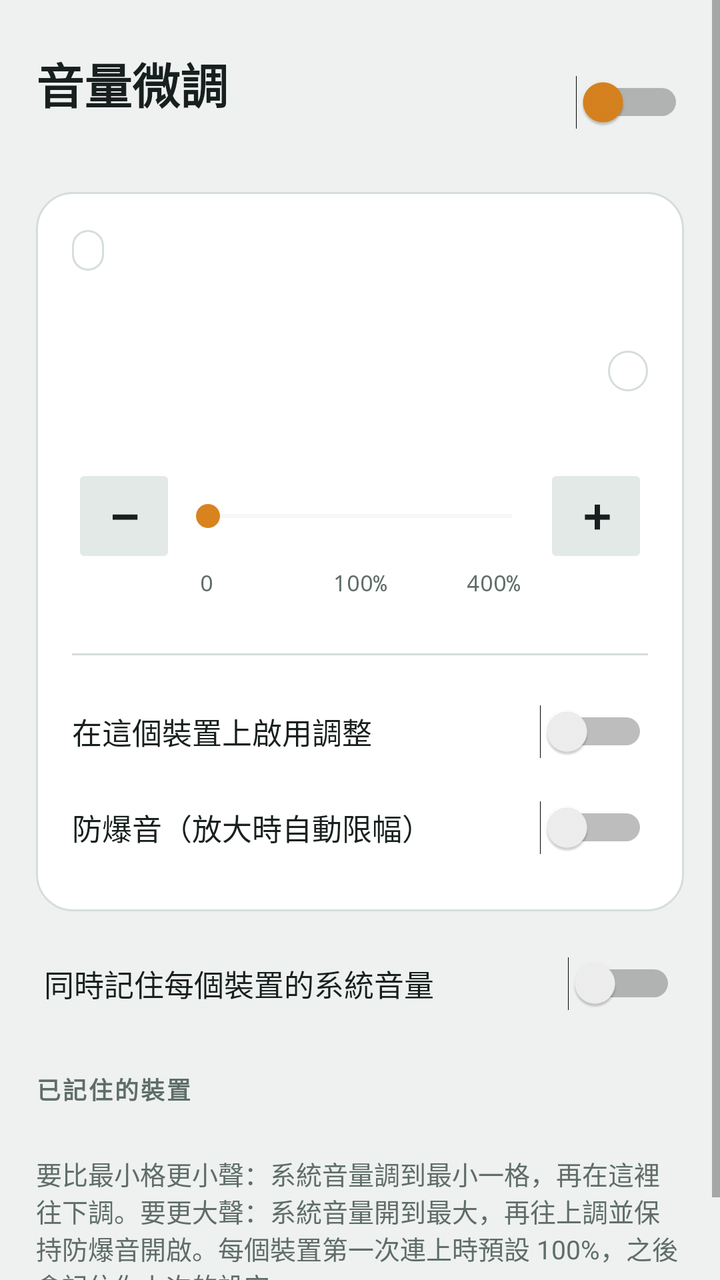
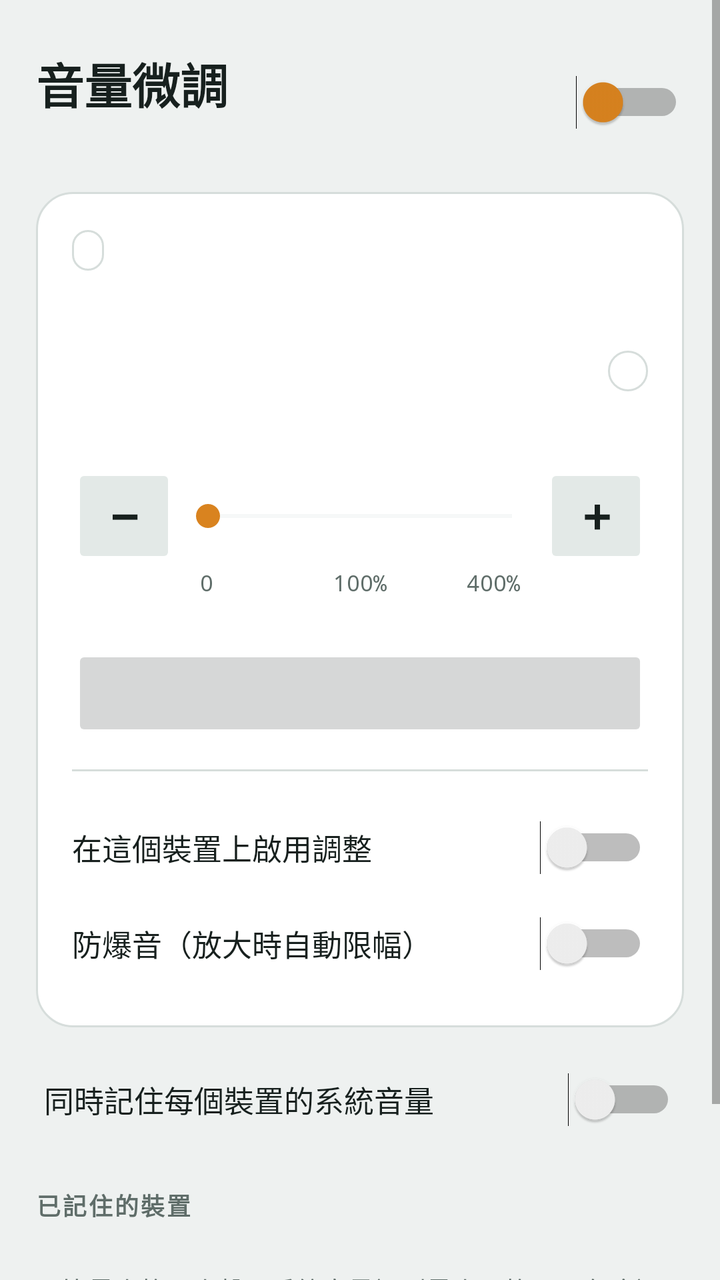

Two renders of the same Android screen: before a commit and after it. Below are the layout's source before the change and the commit's diff.
<!-- AndroidManifest.xml: application theme AppTheme -->
<!-- res/layout/activity_main.xml -->
<?xml version="1.0" encoding="utf-8"?>
<ScrollView xmlns:android="http://schemas.android.com/apk/res/android"
    android:layout_width="match_parent"
    android:layout_height="match_parent"
    android:background="@color/bg"
    android:fillViewport="true">

    <LinearLayout
        android:layout_width="match_parent"
        android:layout_height="wrap_content"
        android:orientation="vertical"
        android:paddingHorizontal="18dp"
        android:paddingTop="24dp"
        android:paddingBottom="32dp">

        
        <LinearLayout
            android:layout_width="match_parent"
            android:layout_height="wrap_content"
            android:gravity="center_vertical"
            android:orientation="horizontal">

            <LinearLayout
                android:layout_width="0dp"
                android:layout_height="wrap_content"
                android:layout_weight="1"
                android:orientation="vertical">

                <TextView
                    android:layout_width="wrap_content"
                    android:layout_height="wrap_content"
                    android:text="@string/app_name"
                    android:textColor="@color/fg"
                    android:textSize="24sp"
                    android:textStyle="bold" />

                <TextView
                    android:id="@+id/status"
                    android:layout_width="wrap_content"
                    android:layout_height="wrap_content"
                    android:textColor="@color/muted"
                    android:textSize="14sp" />
            </LinearLayout>

            <Switch
                android:id="@+id/serviceSwitch"
                android:layout_width="wrap_content"
                android:layout_height="wrap_content"
                android:minHeight="48dp"
                android:thumbTint="@color/accent" />
        </LinearLayout>

        <TextView
            android:id="@+id/compatNote"
            android:layout_width="match_parent"
            android:layout_height="wrap_content"
            android:layout_marginTop="12dp"
            android:background="@drawable/bg_note"
            android:padding="12dp"
            android:text="@string/compat_note"
            android:textColor="@color/fg"
            android:textSize="13sp"
            android:visibility="gone" />

        
        <LinearLayout
            android:layout_width="match_parent"
            android:layout_height="wrap_content"
            android:layout_marginTop="18dp"
            android:background="@drawable/bg_panel"
            android:orientation="vertical"
            android:padding="18dp">

            <LinearLayout
                android:layout_width="match_parent"
                android:layout_height="wrap_content"
                android:gravity="center_vertical"
                android:orientation="horizontal">

                <TextView
                    android:id="@+id/deviceKind"
                    android:layout_width="wrap_content"
                    android:layout_height="wrap_content"
                    android:background="@drawable/bg_chip"
                    android:paddingHorizontal="8dp"
                    android:paddingVertical="2dp"
                    android:textColor="@color/muted"
                    android:textSize="12sp" />

                <TextView
                    android:id="@+id/deviceName"
                    android:layout_width="0dp"
                    android:layout_height="wrap_content"
                    android:layout_marginStart="8dp"
                    android:layout_weight="1"
                    android:ellipsize="end"
                    android:maxLines="1"
                    android:textColor="@color/fg"
                    android:textSize="17sp"
                    android:textStyle="bold" />

                <TextView
                    android:id="@+id/backToCurrent"
                    android:layout_width="wrap_content"
                    android:layout_height="wrap_content"
                    android:minHeight="40dp"
                    android:gravity="center"
                    android:paddingHorizontal="8dp"
                    android:text="@string/back_to_current"
                    android:textColor="@color/accent"
                    android:textSize="13sp"
                    android:visibility="gone" />
            </LinearLayout>

            <TextView
                android:id="@+id/editingNote"
                android:layout_width="wrap_content"
                android:layout_height="wrap_content"
                android:layout_marginTop="4dp"
                android:text="@string/editing_other"
                android:textColor="@color/muted"
                android:textSize="12sp"
                android:visibility="gone" />

            <LinearLayout
                android:layout_width="match_parent"
                android:layout_height="wrap_content"
                android:layout_marginTop="14dp"
                android:baselineAligned="true"
                android:gravity="bottom"
                android:orientation="horizontal">

                <TextView
                    android:id="@+id/pct"
                    android:layout_width="0dp"
                    android:layout_height="wrap_content"
                    android:layout_weight="1"
                    android:fontFamily="monospace"
                    android:textColor="@color/fg"
                    android:textSize="52sp"
                    android:textStyle="bold" />

                <LinearLayout
                    android:layout_width="wrap_content"
                    android:layout_height="wrap_content"
                    android:gravity="end"
                    android:orientation="vertical">

                    <TextView
                        android:id="@+id/tag"
                        android:layout_width="wrap_content"
                        android:layout_height="wrap_content"
                        android:background="@drawable/bg_chip"
                        android:paddingHorizontal="10dp"
                        android:paddingVertical="2dp"
                        android:textSize="12sp"
                        android:textStyle="bold" />

                    <TextView
                        android:id="@+id/db"
                        android:layout_width="wrap_content"
                        android:layout_height="wrap_content"
                        android:layout_marginTop="4dp"
                        android:fontFamily="monospace"
                        android:textColor="@color/muted"
                        android:textSize="15sp" />
                </LinearLayout>
            </LinearLayout>

            <LinearLayout
                android:layout_width="match_parent"
                android:layout_height="wrap_content"
                android:layout_marginTop="12dp"
                android:gravity="center_vertical"
                android:orientation="horizontal">

                <Button
                    android:id="@+id/down"
                    style="@style/StepButton"
                    android:contentDescription="降低音量"
                    android:text="−" />

                <SeekBar
                    android:id="@+id/seek"
                    android:layout_width="0dp"
                    android:layout_height="48dp"
                    android:layout_weight="1"
                    android:max="1000"
                    android:progressBackgroundTint="@color/track"
                    android:progressTint="@color/cut"
                    android:thumbTint="@color/accent" />

                <Button
                    android:id="@+id/up"
                    style="@style/StepButton"
                    android:contentDescription="加大音量"
                    android:text="+" />
            </LinearLayout>

            <LinearLayout
                android:layout_width="match_parent"
                android:layout_height="wrap_content"
                android:paddingHorizontal="64dp"
                android:orientation="horizontal">

                <TextView style="@style/ScaleLabel" android:gravity="start" android:text="0" />
                <TextView style="@style/ScaleLabel" android:gravity="center" android:text="100%" />
                <TextView style="@style/ScaleLabel" android:gravity="end" android:text="400%" />
            </LinearLayout>

            <LinearLayout
                android:id="@+id/presets"
                android:layout_width="match_parent"
                android:layout_height="wrap_content"
                android:layout_marginTop="14dp"
                android:orientation="horizontal" />

            <View
                android:layout_width="match_parent"
                android:layout_height="1dp"
                android:layout_marginVertical="14dp"
                android:background="@color/line" />

            <Switch
                android:id="@+id/enabledSwitch"
                style="@style/SettingSwitch"
                android:text="@string/enable_for_device" />

            <Switch
                android:id="@+id/limiterSwitch"
                style="@style/SettingSwitch"
                android:text="@string/limiter" />
        </LinearLayout>

        <Switch
            android:id="@+id/sysVolSwitch"
            style="@style/SettingSwitch"
            android:layout_marginTop="12dp"
            android:paddingHorizontal="4dp"
            android:text="@string/remember_sys_volume" />

        
        <TextView
            android:layout_width="wrap_content"
            android:layout_height="wrap_content"
            android:layout_marginTop="20dp"
            android:letterSpacing="0.08"
            android:text="@string/saved_devices"
            android:textColor="@color/muted"
            android:textSize="12sp"
            android:textStyle="bold" />

        <LinearLayout
            android:id="@+id/deviceList"
            android:layout_width="match_parent"
            android:layout_height="wrap_content"
            android:layout_marginTop="8dp"
            android:background="@drawable/bg_panel"
            android:orientation="vertical" />

        <TextView
            android:layout_width="match_parent"
            android:layout_height="wrap_content"
            android:layout_marginTop="16dp"
            android:text="@string/help"
            android:textColor="@color/muted"
            android:textSize="13sp" />
    </LinearLayout>
</ScrollView>
<!-- resources referenced by this layout -->
<resources>
  <color name="accent">#D9831F</color>
  <color name="bg">#EEF1F0</color>
  <color name="cut">#2F7D8A</color>
  <color name="fg">#17201E</color>
  <color name="line">#D6DDDB</color>
  <color name="muted">#5F6D69</color>
  <color name="track">#DDE4E2</color>
  <!-- drawable bg_chip (drawable) -->
  <?xml version="1.0" encoding="utf-8"?>
  <shape xmlns:android="http://schemas.android.com/apk/res/android" android:shape="rectangle">
      <stroke android:width="1dp" android:color="@color/line" />
      <corners android:radius="99dp" />
  </shape>
  <!-- drawable bg_note (drawable) -->
  <?xml version="1.0" encoding="utf-8"?>
  <shape xmlns:android="http://schemas.android.com/apk/res/android" android:shape="rectangle">
      <solid android:color="@color/note" />
      <corners android:radius="12dp" />
  </shape>
  <!-- drawable bg_panel (drawable) -->
  <?xml version="1.0" encoding="utf-8"?>
  <shape xmlns:android="http://schemas.android.com/apk/res/android" android:shape="rectangle">
      <solid android:color="@color/panel" />
      <stroke android:width="1dp" android:color="@color/line" />
      <corners android:radius="18dp" />
  </shape>
  <string name="app_name">音量微調</string>
  <string name="back_to_current">回到目前裝置</string>
  <string name="compat_note">這支手機不支援全域音效，已改用相容模式：只對會宣告音效工作階段的 App 有效（例如 Spotify、YouTube Music、多數音樂播放器）。在 App 開始播放後才會生效。</string>
  <string name="editing_other">正在編輯已記住的裝置，下次連上它時會套用</string>
  <string name="enable_for_device">在這個裝置上啟用調整</string>
  <string name="help" formatted="false">要比最小格更小聲：系統音量調到最小一格，再在這裡往下調。要更大聲：系統音量開到最大，再往上調並保持防爆音開啟。每個裝置第一次連上時預設 100%，之後會記住你上次的設定。</string>
  <string name="limiter">防爆音（放大時自動限幅）</string>
  <string name="remember_sys_volume">同時記住每個裝置的系統音量</string>
  <string name="saved_devices">已記住的裝置</string>
  <style name="ScaleLabel">
          <item name="android:layout_width">0dp</item>
          <item name="android:layout_height">wrap_content</item>
          <item name="android:layout_weight">1</item>
          <item name="android:fontFamily">monospace</item>
          <item name="android:textSize">11sp</item>
          <item name="android:textColor">@color/muted</item>
      </style>
  <style name="SettingSwitch">
          <item name="android:layout_width">match_parent</item>
          <item name="android:layout_height">wrap_content</item>
          <item name="android:minHeight">48dp</item>
          <item name="android:textSize">15sp</item>
          <item name="android:textColor">@color/fg</item>
      </style>
  <style name="StepButton">
          <item name="android:layout_width">52dp</item>
          <item name="android:layout_height">52dp</item>
          <item name="android:minWidth">0dp</item>
          <item name="android:minHeight">0dp</item>
          <item name="android:padding">0dp</item>
          <item name="android:textSize">26sp</item>
          <item name="android:textStyle">bold</item>
          <item name="android:fontFamily">monospace</item>
          <item name="android:textColor">@color/fg</item>
          <item name="android:backgroundTint">@color/panel2</item>
          <item name="android:stateListAnimator">@null</item>
      </style>
  <style name="AppTheme" parent="android:Theme.Material.Light.NoActionBar">
          <item name="android:colorAccent">@color/accent</item>
          <item name="android:colorPrimary">@color/bg</item>
          <item name="android:statusBarColor">@color/bg</item>
          <item name="android:navigationBarColor">@color/bg</item>
          <item name="android:windowLightStatusBar">true</item>
          <item name="android:windowBackground">@color/bg</item>
      </style>
  <color name="note">#FFF1DD</color>
  <color name="panel">#FFFFFF</color>
  <color name="panel2">#E3E9E7</color>
</resources>

<!-- the commit's change to res/layout/activity_main.xml (unified diff, before → after) -->
@@ -215,6 +215,17 @@
                 android:layout_marginTop="14dp"
                 android:orientation="horizontal" />
 
+            <Button
+                android:id="@+id/toneButton"
+                android:layout_width="match_parent"
+                android:layout_height="48dp"
+                android:layout_marginTop="10dp"
+                android:minHeight="0dp"
+                android:stateListAnimator="@null"
+                android:textAllCaps="false"
+                android:textSize="15sp"
+                android:textStyle="bold" />
+
             <View
                 android:layout_width="match_parent"
                 android:layout_height="1dp"
